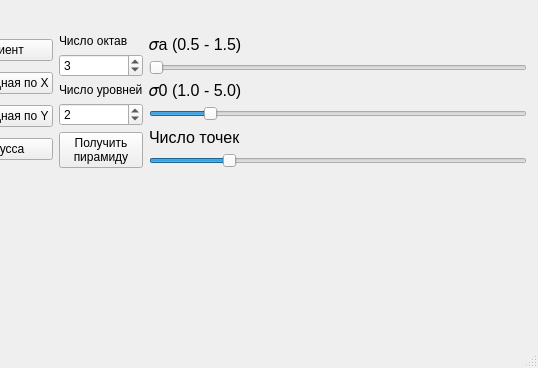
This is mainwindow.ui in Poletayson/ImageProcessing_1 as Qt 5 draws it before an edit; both pictures show x 160 to 698 and y 180 to 548 of the 698 by 548 pixel window. The edited form follows.
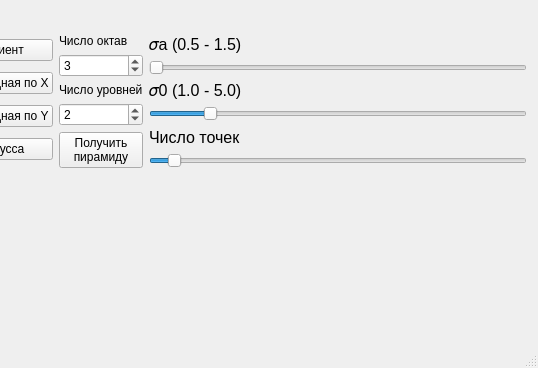
This is the edited form.

Patch:
```diff
--- a/mainwindow.ui
+++ b/mainwindow.ui
@@ -180,7 +180,7 @@
            <number>4000</number>
           </property>
           <property name="value">
-           <number>800</number>
+           <number>200</number>
           </property>
           <property name="orientation">
            <enum>Qt::Horizontal</enum>
```
